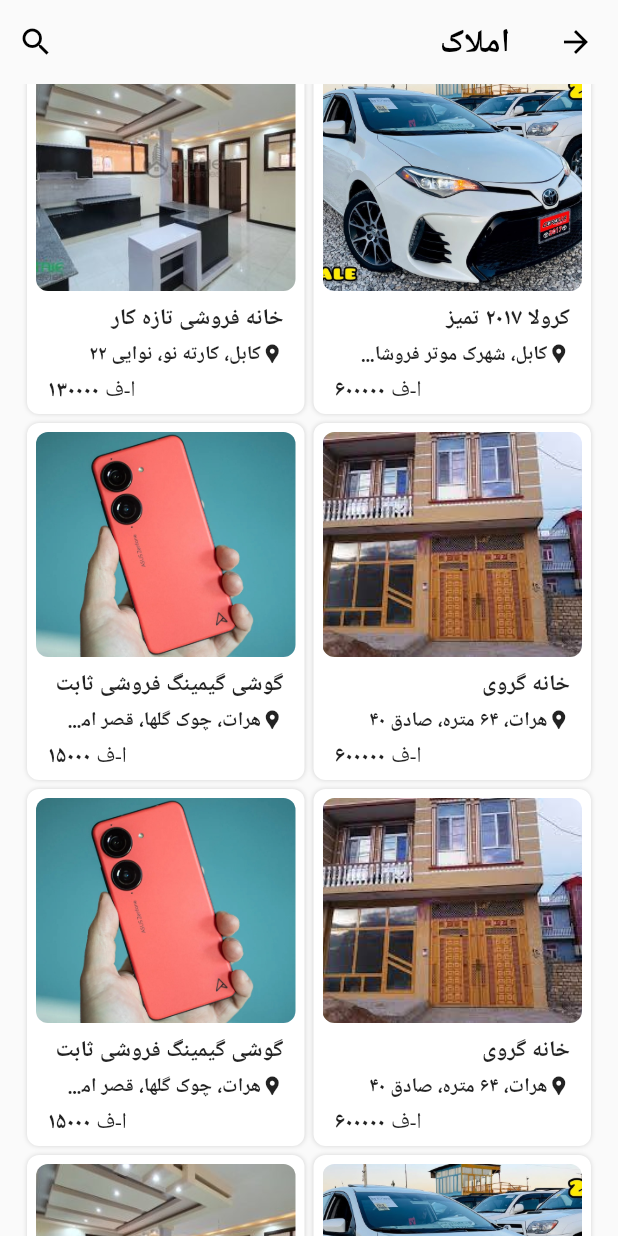
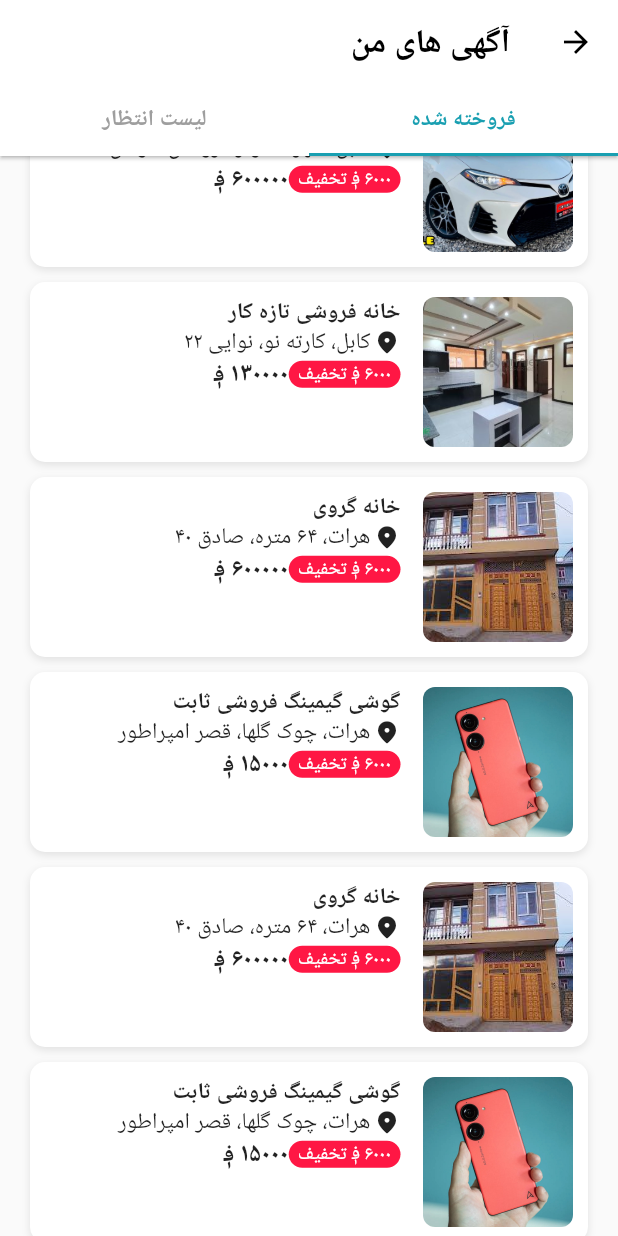
Before and after one commit to ArtaDivarOfficial/Arta-Divar, a Flutter app: the screen it shows after launch, scrolled down 576 dp, on a phone screen of 412 x 824 dp. Run offline on Flutter 3.47's test engine with Material 2 defaults, Android fonts, the light colour scheme and no system bars; our stand-ins replace bloc, connectivity_plus, dio, dotted_border, easy_localization, firebase_core and 3 more; missing offline and left inert: sms_otp_auto_verify; accounts and stored records are empty; network calls fail.

Commit message:
my_advertisement_screen accomplished

```diff
--- a/lib/main.dart
+++ b/lib/main.dart
@@ -4,6 +4,7 @@ import 'package:divar/screens/initial_screens/registration_screens/sign_in_sign_
 import 'package:divar/screens/main_screens/add_screen/add_screen.dart';
 import 'package:divar/screens/main_screens/categories_screen/categories_screen.dart';
 import 'package:divar/screens/main_screens/details_screen/details_screen.dart';
+import 'package:divar/screens/main_screens/my_advertisement_screen/my_advertisement_screen.dart';
 import 'package:easy_localization/easy_localization.dart';
 import 'package:firebase_core/firebase_core.dart';
 import 'package:flutter/material.dart';
@@ -106,8 +107,9 @@ class MyApp extends StatelessWidget {
           AddScreen.id: (context) => const AddScreen(),
           SignInSignUpScreen.id: (context) => const SignInSignUpScreen(),
           CategoriesScreen.id: (context) => const CategoriesScreen(),
+          MyAdvertisementScreen.id: (context) => const MyAdvertisementScreen(),
         },
-        initialRoute: CategoriesScreen.id,
+        initialRoute: MyAdvertisementScreen.id,
       ),
     );
   }
--- a/lib/screens/main_screens/my_advertisement_screen/my_advertisement_screen.dart
+++ b/lib/screens/main_screens/my_advertisement_screen/my_advertisement_screen.dart
@@ -1,18 +1,82 @@
+import 'package:divar/constants/colors.dart';
+import 'package:divar/constants/list.dart';
+import 'package:divar/screens/main_screens/my_advertisement_screen/widgets/my_ad_card_widget.dart';
 import 'package:flutter/material.dart';
 
-class MyAdvertisementScreen extends StatelessWidget {
+class MyAdvertisementScreen extends StatefulWidget {
   const MyAdvertisementScreen({super.key});
   static const String id = '/my_advertisement_screen';
 
   @override
+  State<MyAdvertisementScreen> createState() => _MyAdvertisementScreenState();
+}
+
+class _MyAdvertisementScreenState extends State<MyAdvertisementScreen> {
+  @override
   Widget build(BuildContext context) {
-    return Scaffold(
-      appBar: AppBar(
-        title: const Text('آگهی های من'),
-      ),
-      body: SingleChildScrollView(
-        child: Column(
-          children: [],
+    return DefaultTabController(
+      length: 2,
+      child: Scaffold(
+        appBar: AppBar(
+          elevation: 1,
+          backgroundColor: kWhiteColor,
+          title: const Text('آگهی های من'),
+          bottom: const TabBar(
+            unselectedLabelColor: kGreyColor,
+            labelColor: kLightSecondaryColor,
+            indicatorColor: kLightSecondaryColor,
+            tabs: [
+              Tab(
+                child: Text(
+                  'فروخته شده',
+                ),
+              ),
+              Tab(
+                child: Text(
+                  'لیست انتظار',
+                ),
+              ),
+            ],
+          ),
+        ),
+        body: TabBarView(
+          physics: const BouncingScrollPhysics(),
+          children: [
+            SingleChildScrollView(
+              physics: const BouncingScrollPhysics(),
+              child: Column(
+                children: [
+                  ...List.generate(
+                    itemsList.length,
+                    (index) => MyAdCardWidget(
+                      index: index,
+                      image: itemsList[index]['image'],
+                      title: itemsList[index]['title'],
+                      address: itemsList[index]['address'],
+                      price: itemsList[index]['price'],
+                    ),
+                  )
+                ],
+              ),
+            ),
+            SingleChildScrollView(
+              physics: const BouncingScrollPhysics(),
+              child: Column(
+                children: [
+                  ...List.generate(
+                    itemsList.length,
+                    (index) => MyAdCardWidget(
+                      index: index,
+                      image: itemsList[index]['image'],
+                      title: itemsList[index]['title'],
+                      address: itemsList[index]['address'],
+                      price: itemsList[index]['price'],
+                    ),
+                  )
+                ],
+              ),
+            ),
+          ],
         ),
       ),
     );
--- /dev/null
+++ b/lib/screens/main_screens/my_advertisement_screen/widgets/my_ad_card_widget.dart
@@ -0,0 +1,130 @@
+import 'package:divar/constants/colors.dart';
+import 'package:flutter/material.dart';
+
+class MyAdCardWidget extends StatefulWidget {
+  const MyAdCardWidget({
+    super.key,
+    required this.image,
+    required this.title,
+    required this.address,
+    required this.price,
+    required this.index,
+  });
+  final String image;
+  final String title;
+  final String address;
+  final String price;
+  final int index;
+  @override
+  State<MyAdCardWidget> createState() => _MyAdCardWidgetState();
+}
+
+class _MyAdCardWidgetState extends State<MyAdCardWidget> {
+  @override
+  Widget build(BuildContext context) {
+    return Container(
+      margin: EdgeInsets.fromLTRB(20, widget.index == 0 ? 10 : 0, 20, 10),
+      padding: const EdgeInsets.symmetric(
+        horizontal: 10,
+        vertical: 10,
+      ),
+      decoration: BoxDecoration(
+        color: kWhiteColor,
+        borderRadius: BorderRadius.circular(10),
+        boxShadow: [
+          BoxShadow(
+            offset: const Offset(0, 2),
+            blurRadius: 4,
+            color: kBlackColor.withOpacity(0.1),
+          ),
+        ],
+      ),
+      child: Row(
+        crossAxisAlignment: CrossAxisAlignment.start,
+        children: [
+          //! Image Box ...
+          //! Image Box ...
+          Container(
+            width: 100,
+            height: 100,
+            decoration: BoxDecoration(
+              image: DecorationImage(
+                image: AssetImage(widget.image),
+                fit: BoxFit.cover,
+              ),
+              borderRadius: const BorderRadius.all(
+                Radius.circular(8),
+              ),
+            ),
+          ),
+          const SizedBox(width: 15),
+          //! Good Properties Vertical Box ...
+          //! Good Properties Vertical Box ...
+          Column(
+            crossAxisAlignment: CrossAxisAlignment.start,
+            children: [
+              ConstrainedBox(
+                constraints: const BoxConstraints(maxWidth: 175),
+                child: Text(
+                  widget.title,
+                  maxLines: 1,
+                  overflow: TextOverflow.ellipsis,
+                  style: Theme.of(context).textTheme.bodyLarge,
+                ),
+              ),
+              //! Address with Icon ..
+              //! Address with Icon ..
+              Row(
+                children: [
+                  const Icon(
+                    Icons.location_on_rounded,
+                    size: 18,
+                  ),
+                  const SizedBox(width: 2),
+                  ConstrainedBox(
+                    constraints: const BoxConstraints(maxWidth: 190),
+                    child: Text(
+                      widget.address,
+                      maxLines: 1,
+                      overflow: TextOverflow.ellipsis,
+                      style: Theme.of(context).textTheme.bodyMedium,
+                    ),
+                  ),
+                ],
+              ),
+              //! Price with Icon ..
+              //! Price with Icon ..
+              Row(
+                mainAxisAlignment: MainAxisAlignment.spaceBetween,
+                children: [
+                  Container(
+                    padding: const EdgeInsets.symmetric(horizontal: 6),
+                    decoration: BoxDecoration(
+                      color: Colors.redAccent.shade400,
+                      borderRadius: BorderRadius.circular(10),
+                    ),
+                    child: Text(
+                      '۶۰۰۰ ؋ تخفیف',
+                      style: Theme.of(context)
+                          .textTheme
+                          .bodySmall!
+                          .copyWith(color: Colors.white),
+                    ),
+                  ),
+                  Text(
+                    '${widget.price} ؋',
+                    textAlign: TextAlign.center,
+                    style: Theme.of(context)
+                        .textTheme
+                        .titleMedium!
+                        .copyWith(fontWeight: FontWeight.bold),
+                  ),
+                ],
+              ),
+            ],
+          ),
+        ],
+      ),
+    );
+  }
+}
```
